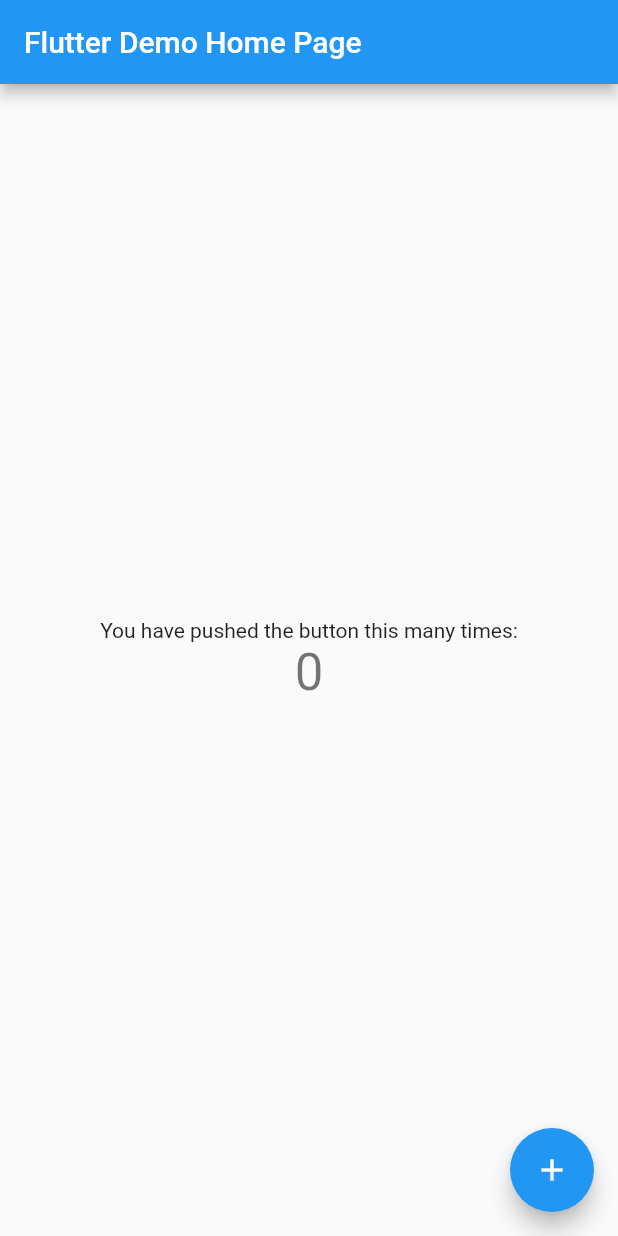
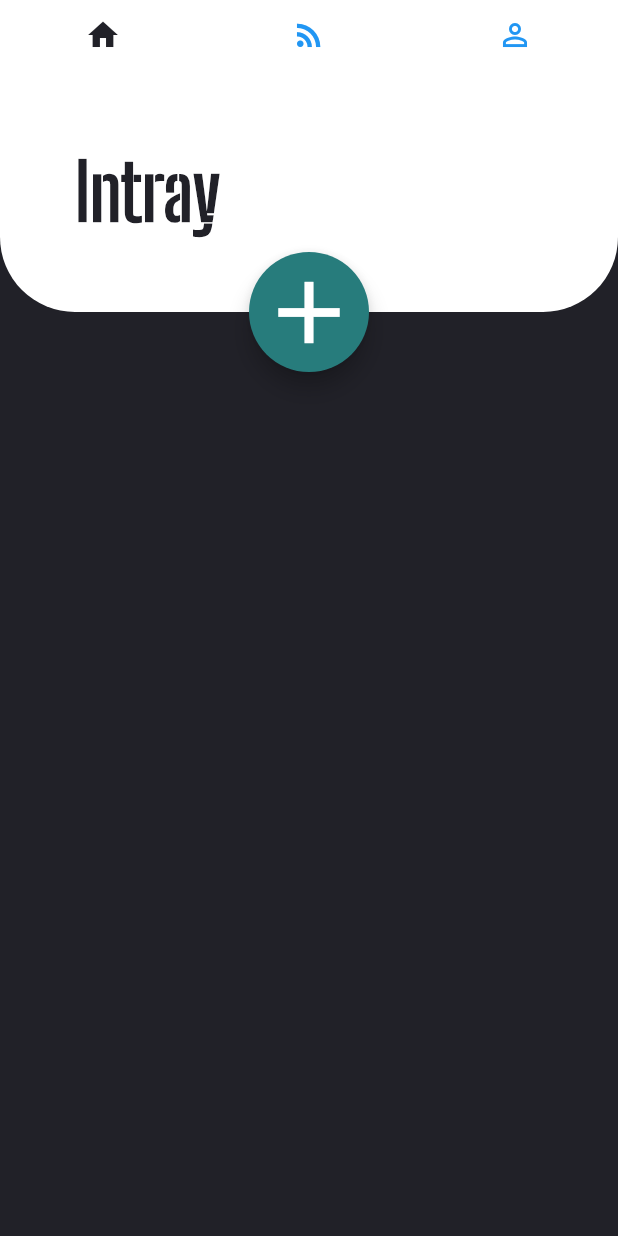
Before and after one commit to mohamedniman/TodoApp, a Flutter app: the screen it shows after launch, on a phone screen of 412 x 824 dp. Run offline on Flutter 3.47's test engine with Material 2 defaults, Android fonts, the phone set to English and light mode, and no system bars.

Commit message:
Created intray top bar and button

```diff
--- a/App/todoapp/lib/main.dart
+++ b/App/todoapp/lib/main.dart
@@ -1,43 +1,28 @@
 import 'package:flutter/material.dart';
+import 'models/global.dart';
+import 'models/global.dart';
+import 'models/global.dart';
+import 'models/global.dart';
 
 void main() {
   runApp(MyApp());
 }
 
 class MyApp extends StatelessWidget {
-  // This widget is the root of your application.
   @override
   Widget build(BuildContext context) {
     return MaterialApp(
-      title: 'Flutter Demo',
+      title: 'My Todo',
       theme: ThemeData(
-        // This is the theme of your application.
-        //
-        // Try running your application with "flutter run". You'll see the
-        // application has a blue toolbar. Then, without quitting the app, try
-        // changing the primarySwatch below to Colors.green and then invoke
-        // "hot reload" (press "r" in the console where you ran "flutter run",
-        // or simply save your changes to "hot reload" in a Flutter IDE).
-        // Notice that the counter didn't reset back to zero; the application
-        // is not restarted.
         primarySwatch: Colors.blue,
       ),
-      home: MyHomePage(title: 'Flutter Demo Home Page'),
+      home: MyHomePage(title: 'Miza Todo'),
     );
   }
 }
 
 class MyHomePage extends StatefulWidget {
   MyHomePage({Key key, this.title}) : super(key: key);
-
-  // This widget is the home page of your application. It is stateful, meaning
-  // that it has a State object (defined below) that contains fields that affect
-  // how it looks.
-
-  // This class is the configuration for the state. It holds the values (in this
-  // case the title) provided by the parent (in this case the App widget) and
-  // used by the build method of the State. Fields in a Widget subclass are
-  // always marked "final".
 
   final String title;
 
@@ -50,64 +35,93 @@ class _MyHomePageState extends State<MyHomePage> {
 
   void _incrementCounter() {
     setState(() {
-      // This call to setState tells the Flutter framework that something has
-      // changed in this State, which causes it to rerun the build method below
-      // so that the display can reflect the updated values. If we changed
-      // _counter without calling setState(), then the build method would not be
-      // called again, and so nothing would appear to happen.
       _counter++;
     });
   }
 
   @override
   Widget build(BuildContext context) {
-    // This method is rerun every time setState is called, for instance as done
-    // by the _incrementCounter method above.
-    //
-    // The Flutter framework has been optimized to make rerunning build methods
-    // fast, so that you can just rebuild anything that needs updating rather
-    // than having to individually change instances of widgets.
-    return Scaffold(
-      appBar: AppBar(
-        // Here we take the value from the MyHomePage object that was created by
-        // the App.build method, and use it to set our appbar title.
-        title: Text(widget.title),
-      ),
-      body: Center(
-        // Center is a layout widget. It takes a single child and positions it
-        // in the middle of the parent.
-        child: Column(
-          // Column is also a layout widget. It takes a list of children and
-          // arranges them vertically. By default, it sizes itself to fit its
-          // children horizontally, and tries to be as tall as its parent.
-          //
-          // Invoke "debug painting" (press "p" in the console, choose the
-          // "Toggle Debug Paint" action from the Flutter Inspector in Android
-          // Studio, or the "Toggle Debug Paint" command in Visual Studio Code)
-          // to see the wireframe for each widget.
-          //
-          // Column has various properties to control how it sizes itself and
-          // how it positions its children. Here we use mainAxisAlignment to
-          // center the children vertically; the main axis here is the vertical
-          // axis because Columns are vertical (the cross axis would be
-          // horizontal).
-          mainAxisAlignment: MainAxisAlignment.center,
-          children: <Widget>[
-            Text(
-              'You have pushed the button this many times:',
+    return MaterialApp(
+      color: Colors.yellow,
+      home: SafeArea(
+        child: DefaultTabController(
+          length: 3,
+          child: new Scaffold(
+            body: Stack(
+              children: <Widget>[
+                Container(
+                  child: TabBarView(
+                    children: [
+                      new Container(
+                        color: darkGreyColor,
+                      ),
+                      new Container(
+                        color: Colors.orange,
+                      ),
+                      new Container(
+                        color: Colors.lightGreen,
+                      ),
+                    ],
+                  ),
+                ),
+                Container(
+                  padding: EdgeInsets.only(left: 50),
+                  height: 160,
+                  decoration: BoxDecoration(
+                    borderRadius: BorderRadius.only(
+                      bottomLeft: Radius.circular(50),
+                      bottomRight: Radius.circular(50),
+                    ),
+                    color: Colors.white,
+                  ),
+                  child: Row(
+                    children: <Widget>[
+                      Text(
+                        'Intray',
+                        style: intrayTitleStyle,
+                      ),
+                      Container(),
+                    ],
+                  ),
+                ),
+                Container(
+                  width: 80,
+                  height: 80,
+                  margin: EdgeInsets.only(
+                      top: 120,
+                      left: MediaQuery.of(context).size.width * 0.5 - 40),
+                  child: FloatingActionButton(
+                    child: Icon(
+                      Icons.add,
+                      size: 70,
+                    ),
+                    backgroundColor: redColor,
+                  ),
+                )
+              ],
             ),
-            Text(
-              '$_counter',
-              style: Theme.of(context).textTheme.headline4,
+            appBar: new TabBar(
+              tabs: [
+                Tab(
+                  icon: new Icon(Icons.home),
+                ),
+                Tab(
+                  icon: new Icon(Icons.rss_feed),
+                ),
+                Tab(
+                  icon: new Icon(Icons.perm_identity),
+                ),
+              ],
+              labelColor: darkGreyColor,
+              unselectedLabelColor: Colors.blue,
+              indicatorSize: TabBarIndicatorSize.label,
+              indicatorPadding: EdgeInsets.all(5.0),
+              indicatorColor: Colors.transparent,
             ),
-          ],
+            backgroundColor: Colors.white,
+          ),
         ),
       ),
-      floatingActionButton: FloatingActionButton(
-        onPressed: _incrementCounter,
-        tooltip: 'Increment',
-        child: Icon(Icons.add),
-      ), // This trailing comma makes auto-formatting nicer for build methods.
     );
   }
 }
--- /dev/null
+++ b/App/todoapp/lib/models/global.dart
@@ -0,0 +1,12 @@
+import 'dart:ui';
+
+import 'package:flutter/material.dart';
+
+Color darkGreyColor = new Color(0xFF212128);
+Color redColor = new Color(0xFF277C7C);
+TextStyle intrayTitleStyle = new TextStyle(
+  fontFamily: 'BigShoulders',
+  fontWeight: FontWeight.bold,
+  color: darkGreyColor,
+  fontSize: 50,
+);
```
Also changed, not shown: App/todoapp/pubspec.yaml (+12 -11 lines), App/todoapp/fonts/BigShouldersStencilText-Regular.ttf (added), App/todoapp/fonts/Handlee-Regular.ttf (added), App/todoapp/fonts/Pacifico-Regular.ttf (added), App/todoapp/fonts/Satisfy-Regular.ttf (added), 2 other files.
